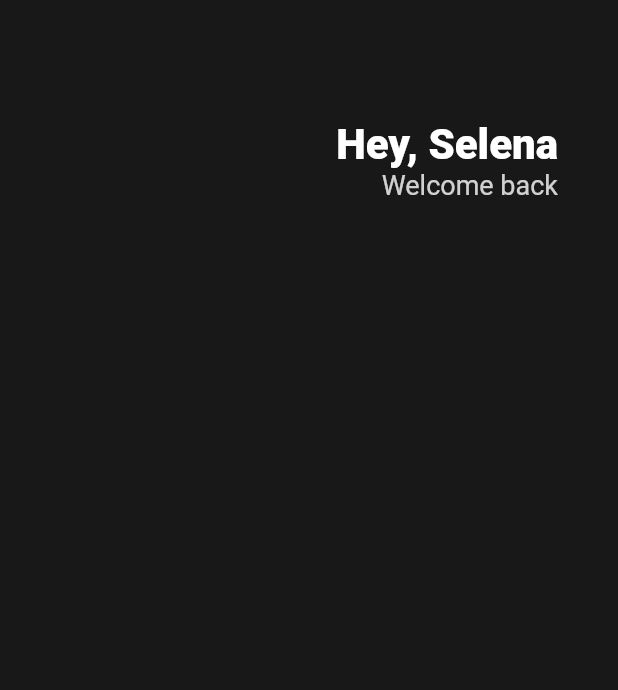
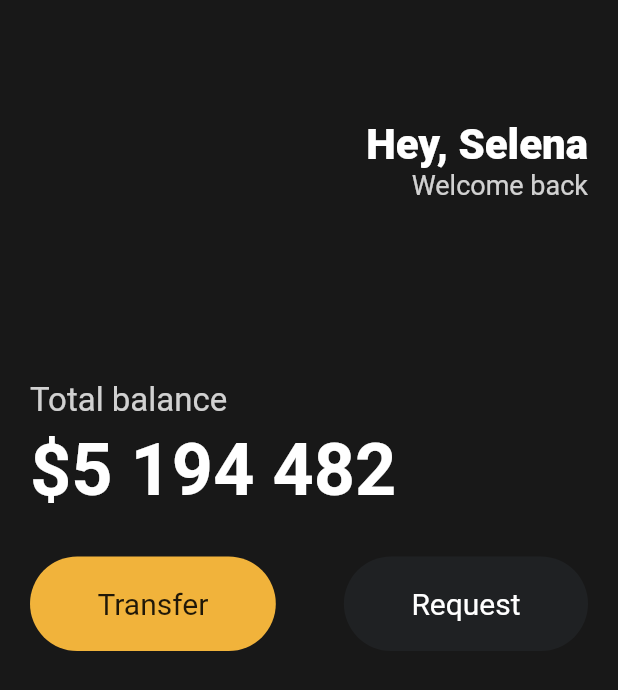
Before and after one commit to hhw12409/flutter-wallet-app, a Flutter app: the screen it shows after launch, on a phone screen of 412 x 824 dp. Shown: the top 690 px of the screen. Run offline on Flutter 3.47's test engine with Material 2 defaults, Android fonts, the phone set to English and light mode, and no system bars.

Commit message:
feat: make header

```diff
--- a/lib/main.dart
+++ b/lib/main.dart
@@ -11,8 +11,9 @@ class App extends StatelessWidget {
       home: Scaffold(
         backgroundColor: const Color(0xFF181818),
         body: Padding(
-          padding: const EdgeInsets.symmetric(horizontal: 40),
+          padding: const EdgeInsets.symmetric(horizontal: 20),
           child: Column(
+            crossAxisAlignment: CrossAxisAlignment.start,
             children: [
               const SizedBox(height: 80),
               Row(
@@ -39,6 +40,70 @@ class App extends StatelessWidget {
                     ],
                   )
                 ],
+              ),
+              const SizedBox(
+                height: 120,
+              ),
+              Text(
+                'Total balance',
+                style: TextStyle(
+                  fontSize: 22,
+                  color: Colors.white.withOpacity(0.8),
+                ),
+              ),
+              const SizedBox(
+                height: 5,
+              ),
+              const Text(
+                '\$5 194 482',
+                style: TextStyle(
+                  fontSize: 48,
+                  fontWeight: FontWeight.w600,
+                  color: Colors.white,
+                ),
+              ),
+              const SizedBox(height: 30),
+              Row(
+                mainAxisAlignment: MainAxisAlignment.spaceBetween,
+                children: [
+                  Container(
+                    decoration: BoxDecoration(
+                      color: const Color(0xFFf1B33B),
+                      borderRadius: BorderRadius.circular(45),
+                    ),
+                    child: const Padding(
+                      padding: EdgeInsets.symmetric(
+                        vertical: 20,
+                        horizontal: 45,
+                      ),
+                      child: Text(
+                        'Transfer',
+                        style: TextStyle(
+                          fontSize: 20,
+                        ),
+                      ),
+                    ),
+                  ),
+                  Container(
+                    decoration: BoxDecoration(
+                      color: const Color(0xFF1F2123),
+                      borderRadius: BorderRadius.circular(45),
+                    ),
+                    child: const Padding(
+                      padding: EdgeInsets.symmetric(
+                        vertical: 20,
+                        horizontal: 45,
+                      ),
+                      child: Text(
+                        'Request',
+                        style: TextStyle(
+                          color: Colors.white,
+                          fontSize: 20,
+                        ),
+                      ),
+                    ),
+                  ),
+                ],
               )
             ],
           ),
```
Also changed, not shown: 1 other file.
